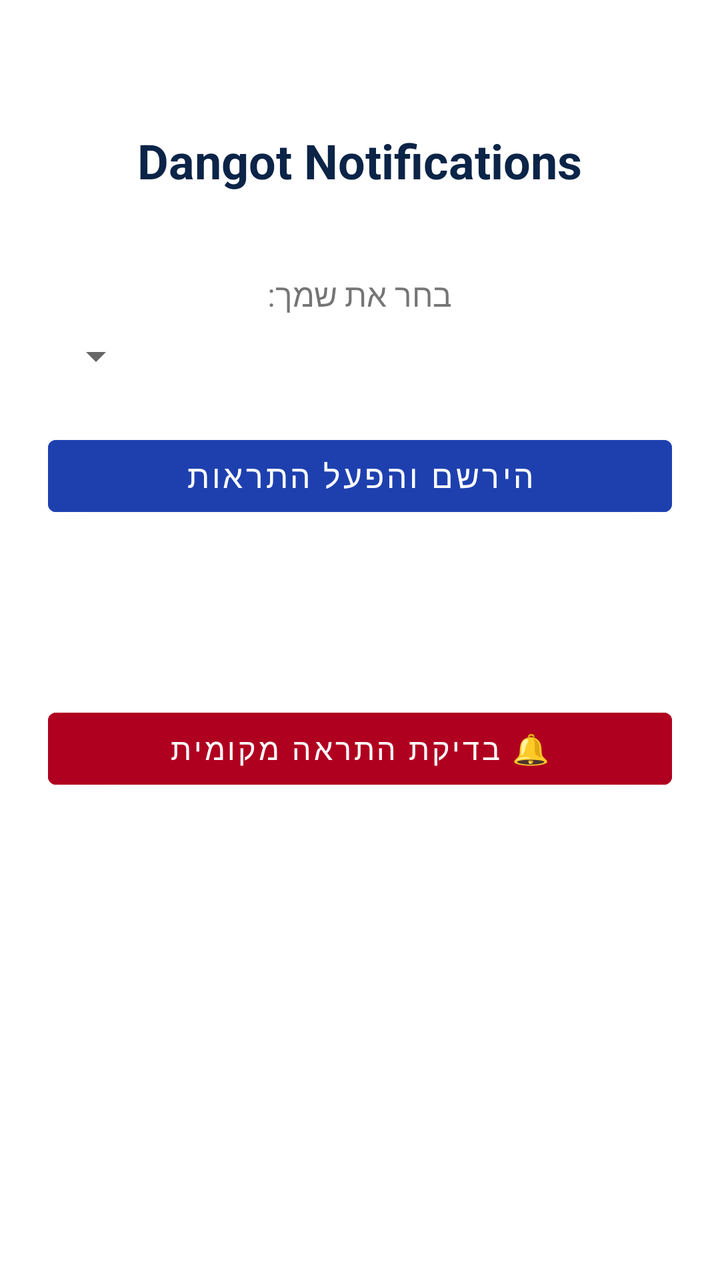
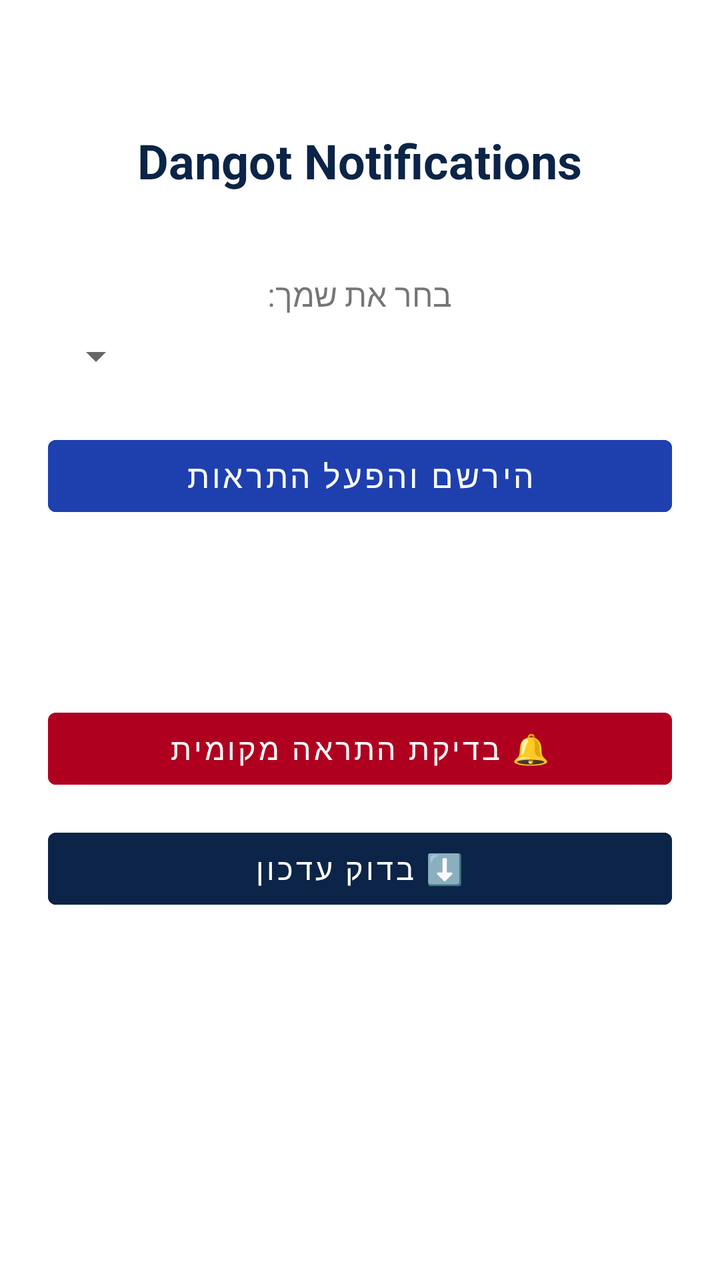

Before-and-after screenshots of an Android layout around one commit, followed by the original layout XML and the change that was made.
<!-- AndroidManifest.xml: application theme Theme.Dangot -->
<!-- res/layout/activity_main.xml -->
<?xml version="1.0" encoding="utf-8"?>
<LinearLayout xmlns:android="http://schemas.android.com/apk/res/android"
    android:layout_width="match_parent"
    android:layout_height="match_parent"
    android:orientation="vertical"
    android:gravity="center_horizontal"
    android:padding="24dp"
    android:layoutDirection="rtl">

    <TextView
        android:layout_width="wrap_content"
        android:layout_height="wrap_content"
        android:layout_marginTop="40dp"
        android:text="Dangot Notifications"
        android:textSize="24sp"
        android:textStyle="bold"
        android:textColor="@color/blueDark" />

    <TextView
        android:layout_width="wrap_content"
        android:layout_height="wrap_content"
        android:layout_marginTop="40dp"
        android:text="בחר את שמך:"
        android:textSize="16sp" />

    <Spinner
        android:id="@+id/tech_spinner"
        android:layout_width="match_parent"
        android:layout_height="wrap_content"
        android:layout_marginTop="8dp" />

    <Button
        android:id="@+id/register_btn"
        android:layout_width="match_parent"
        android:layout_height="wrap_content"
        android:layout_marginTop="24dp"
        android:text="הירשם והפעל התראות"
        android:textSize="16sp"
        android:backgroundTint="@color/blue" />

    <TextView
        android:id="@+id/status"
        android:layout_width="wrap_content"
        android:layout_height="wrap_content"
        android:layout_marginTop="28dp"
        android:gravity="center"
        android:textSize="15sp"
        android:textColor="#444444" />

    <Button
        android:id="@+id/test_btn"
        android:layout_width="match_parent"
        android:layout_height="wrap_content"
        android:layout_marginTop="40dp"
        android:text="🔔 בדיקת התראה מקומית"
        android:textSize="15sp"
        android:backgroundTint="#B00020" />

</LinearLayout>
<!-- resources referenced by this layout -->
<resources>
  <color name="blue">#1E40AF</color>
  <color name="blueDark">#0B2447</color>
  <style name="Theme.Dangot" parent="Theme.MaterialComponents.Light.NoActionBar">
          <item name="colorPrimary">@color/blue</item>
          <item name="colorPrimaryVariant">@color/blueDark</item>
          <item name="android:statusBarColor">@color/blueDark</item>
      </style>
</resources>

<!-- the commit's change to res/layout/activity_main.xml (unified diff, before → after) -->
@@ -56,4 +56,13 @@
         android:textSize="15sp"
         android:backgroundTint="#B00020" />
 
+    <Button
+        android:id="@+id/update_btn"
+        android:layout_width="match_parent"
+        android:layout_height="wrap_content"
+        android:layout_marginTop="12dp"
+        android:text="⬇️ בדוק עדכון"
+        android:textSize="15sp"
+        android:backgroundTint="@color/blueDark" />
+
 </LinearLayout>
